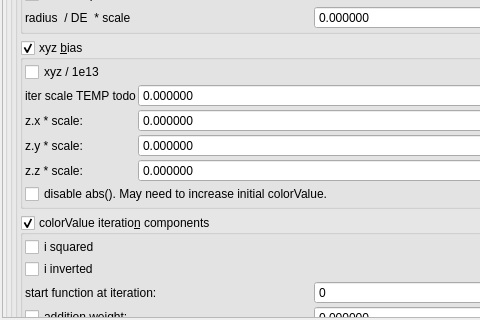
Old version of the form mandelbulber2/qt/material_editor.ui in the repository buddhi1980/mandelbulber2; both pictures show x 0 to 480 and y 1117 to 1437 of the 639 by 1437 pixel window.
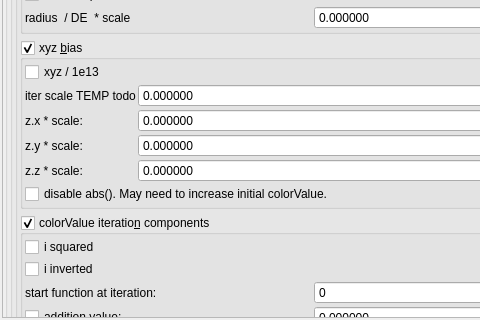
New version of the form. Icons and pictures are not drawn. Custom widgets are drawn as their Qt base class.

What changed in the file:
```diff
--- a/mandelbulber2/qt/material_editor.ui
+++ b/mandelbulber2/qt/material_editor.ui
@@ -81,7 +81,7 @@
       <property name="geometry">
        <rect>
         <x>0</x>
-        <y>-916</y>
+        <y>-2148</y>
         <width>619</width>
         <height>3546</height>
        </rect>
@@ -1651,7 +1651,7 @@
                      <item row="1" column="0">
                       <widget class="QCheckBox" name="checkBox_fractal_coloring_iter_add_scale_enabled_false">
                        <property name="text">
-                        <string notr="true">addition weight:</string>
+                        <string notr="true">addition value:</string>
                        </property>
                       </widget>
                      </item>
```
Left out of the diff: 14 changed lines with no effect on the pictures.
